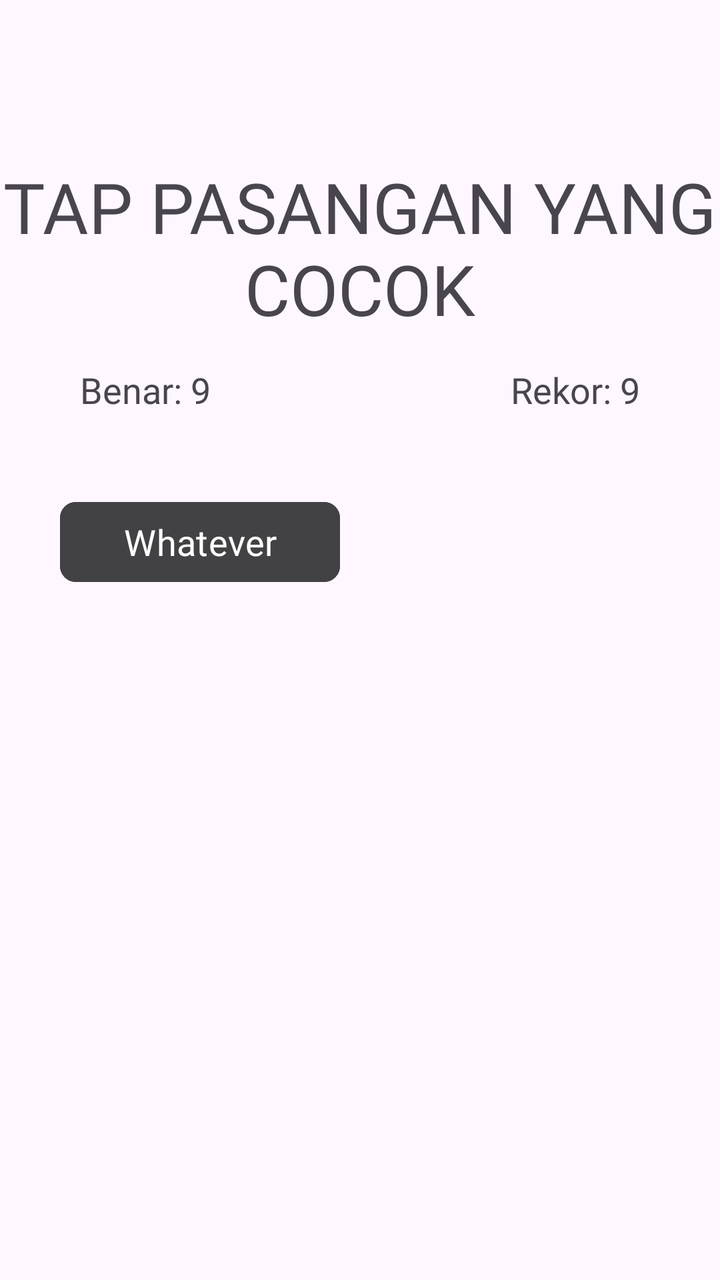
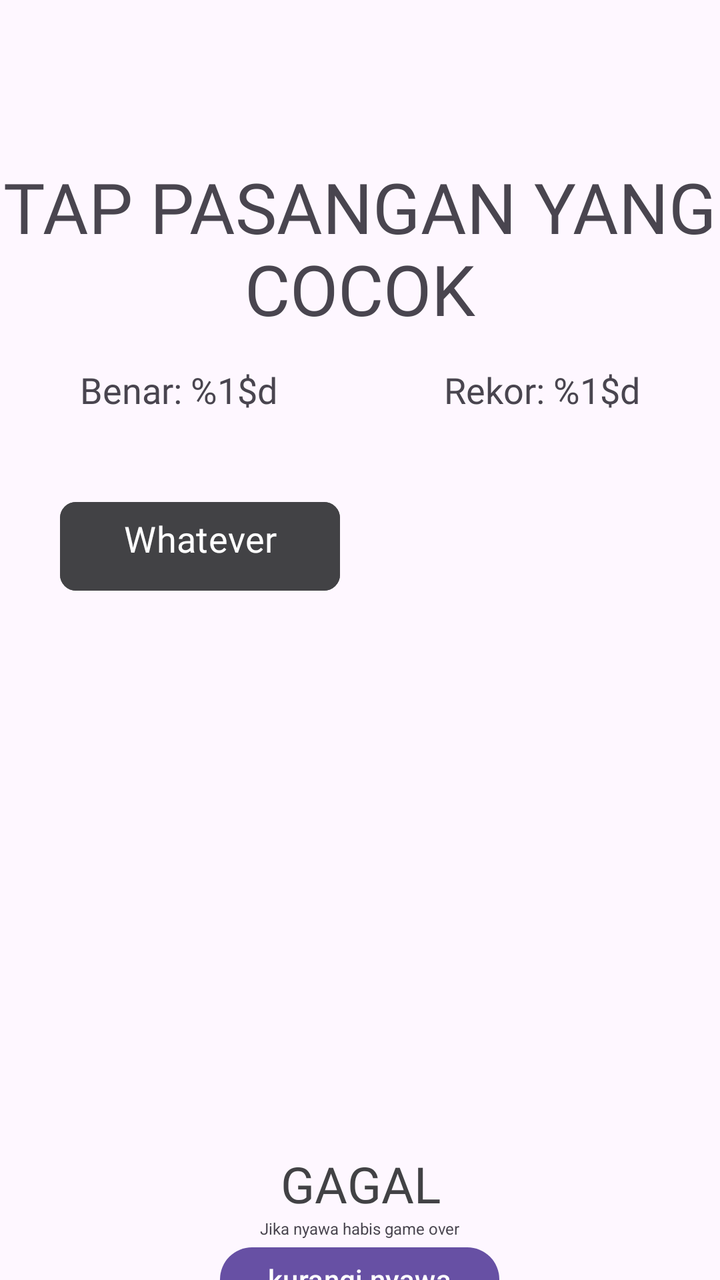

An Android layout rendered at two revisions. The XML below is the earlier revision; the diff shows what the commit changed to produce the second picture.
<!-- AndroidManifest.xml: application theme Theme.WordsMatch -->
<!-- res/layout/activity_game_menu.xml -->
<?xml version="1.0" encoding="utf-8"?>
<LinearLayout xmlns:android="http://schemas.android.com/apk/res/android"
    xmlns:app="http://schemas.android.com/apk/res-auto"
    xmlns:tools="http://schemas.android.com/tools"
    android:id="@+id/main"
    android:layout_width="match_parent"
    android:layout_height="match_parent"
    android:orientation="vertical"
    tools:context=".GameMenu">



    <TextView
        android:layout_width="wrap_content"
        android:layout_height="wrap_content"
        android:text="TAP PASANGAN YANG COCOK"
        android:fontFamily="@font/american_captain"
        android:layout_gravity="center"
        android:textSize="35dp"
        android:layout_marginTop="80dp"
        android:textAlignment="center"
        />

    <LinearLayout
        android:layout_width="300dp"
        android:layout_height="wrap_content"
        android:orientation="horizontal"
        android:layout_gravity="center"
        android:layout_marginTop="15dp"
        >

        <TextView
            android:id="@+id/benar_saat_ini"
            android:layout_width="wrap_content"
            android:layout_height="wrap_content"
            android:text="Benar: 9"
            android:layout_marginLeft="10dp"
            android:textSize="18dp"
            android:fontFamily="@font/arca_majora_3_bold"
            />

        <Space
            android:layout_width="0dp"
            android:layout_height="1dp"
            android:layout_weight="1"
            />

        <TextView
            android:id="@+id/rekor_saat_ini"
            android:layout_width="wrap_content"
            android:layout_height="wrap_content"
            android:fontFamily="@font/arca_majora_3_bold"
            android:text="Rekor: 9"
            android:layout_marginRight="10dp"
            android:textSize="18dp" />

    </LinearLayout>

    <LinearLayout
        android:layout_width="300dp"
        android:layout_height="328dp"
        android:layout_gravity="center"
        android:layout_marginTop="40dp"
        android:orientation="vertical">

        <LinearLayout
            android:id="@+id/div2btn"
            android:layout_width="match_parent"
            android:layout_height="wrap_content"
            android:orientation="vertical"
            >
            <Button
                android:layout_width="140dp"
                android:layout_height="wrap_content"
                android:backgroundTint="@color/main_color"
                android:fontFamily="@font/arca_majora_3_bold"
                android:text="Whatever"
                android:textSize="18dp"
                app:cornerRadius="8dp" />















        </LinearLayout>




    </LinearLayout>




</LinearLayout>
<!-- resources referenced by this layout -->
<resources>
  <color name="main_color">#424245</color>
  <style name="Theme.WordsMatch" parent="Base.Theme.WordsMatch" />
  <style name="Base.Theme.WordsMatch" parent="Theme.Material3.DayNight.NoActionBar">
          
          
      </style>
</resources>

<!-- the commit's change to res/layout/activity_game_menu.xml (unified diff, before → after) -->
@@ -33,7 +33,7 @@
             android:id="@+id/benar_saat_ini"
             android:layout_width="wrap_content"
             android:layout_height="wrap_content"
-            android:text="Benar: 9"
+            android:text="@string/benar_saat_ini"
             android:layout_marginLeft="10dp"
             android:textSize="18dp"
             android:fontFamily="@font/arca_majora_3_bold"
@@ -50,7 +50,7 @@
             android:layout_width="wrap_content"
             android:layout_height="wrap_content"
             android:fontFamily="@font/arca_majora_3_bold"
-            android:text="Rekor: 9"
+            android:text="@string/rekor_text"
             android:layout_marginRight="10dp"
             android:textSize="18dp" />
 
@@ -76,26 +76,46 @@
                 android:fontFamily="@font/arca_majora_3_bold"
                 android:text="Whatever"
                 android:textSize="18dp"
-                app:cornerRadius="8dp" />
+                app:cornerRadius="8dp"
+                android:paddingBottom="14dp"
+                />
+        </LinearLayout>
+    </LinearLayout>
 
+    <LinearLayout
+        android:layout_width="match_parent"
+        android:layout_height="wrap_content"
+        android:orientation="vertical"
+        >
 
+        <TextView
+            android:id="@+id/nyawa"
+            android:layout_width="wrap_content"
+            android:layout_height="wrap_content"
+            android:text="GAGAL"
+            android:fontFamily="@font/arca_majora_3_bold"
+            android:layout_gravity="center"
+            android:textSize="25dp"
+            android:textAlignment="center"
+            android:textColor="@color/main_color"
+            />
 
+        <TextView
+            android:layout_width="wrap_content"
+            android:layout_height="wrap_content"
+            android:text="Jika nyawa habis game over"
+            android:textSize="8dp"
+            android:layout_gravity="center"
 
-
-
-
-
-
-
-
-
-
-
-
-        </LinearLayout>
-
-
-
+            />
+        
+        <Button
+            android:id="@+id/kurangi_nyawa"
+            android:layout_width="wrap_content"
+            android:layout_height="40dp"
+            android:text="kurangi nyawa"
+            android:layout_gravity="center"
+            />
 
     </LinearLayout>
 
<!-- resource entries referenced after the edit -->
@@ -1,6 +1,8 @@
 <!-- resources referenced by this layout -->
 <resources>
   <color name="main_color">#424245</color>
+  <string name="benar_saat_ini">Benar: %1$d </string>
+  <string name="rekor_text">Rekor: %1$d</string>
   <style name="Theme.WordsMatch" parent="Base.Theme.WordsMatch" />
   <style name="Base.Theme.WordsMatch" parent="Theme.Material3.DayNight.NoActionBar">
           
